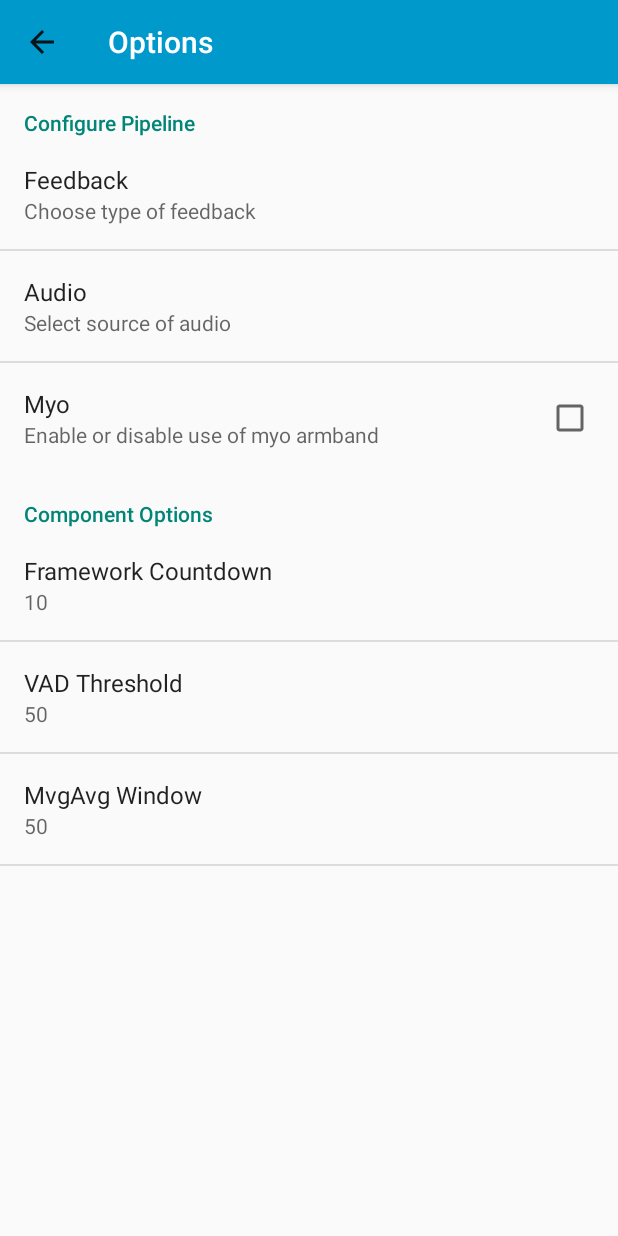
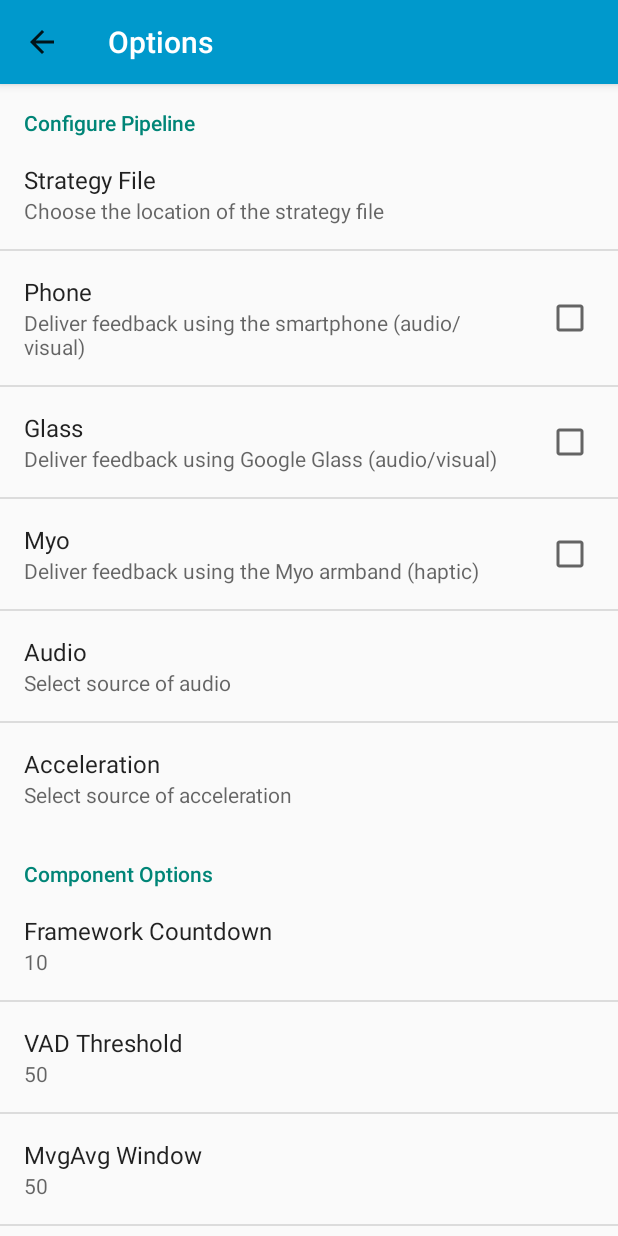
Before and after one commit to hcmlab/logue, an Android app: the SettingsActivity screen opened directly, with no data from a screen before it, on a phone screen of 412 x 824 dp. Run offline under Robolectric (Android 15) with nearby library versions, the phone set to English and light mode, and no system bars; 3 statements that could not run were skipped.

Commit message:
updated phoneApp, new options, bugfixes, refactoring

```diff
--- a/appPhone/src/main/assets/config.xml
+++ b/appPhone/src/main/assets/default.xml
@@ -1,5 +1,5 @@
 <!--
-  ~ config.xml
+  ~ default.xml
   ~ Copyright (c) 2015
   ~ Author: Ionut Damian
   ~ ******************************************************
--- a/appPhone/src/main/res/values/strings.xml
+++ b/appPhone/src/main/res/values/strings.xml
@@ -39,11 +39,22 @@
     <string name="pref_CountdownThresMsg">Duration until pipeline starts</string>
     <string name="pref_CountdownThresUnit">s</string>
     <string name="pref_CountdownThresTitle">Framework Countdown</string>
-    <string name="pref_UseMyoTitle">Myo</string>
-    <string name="pref_UseMyoSummary">Enable or disable use of myo armband</string>
+
+    <string name="pref_FbMyoTitle">Myo</string>
+    <string name="pref_FbMyoSummary">Deliver feedback using the Myo armband (haptic)</string>
+    <string name="pref_FbPhoneTitle">Phone</string>
+    <string name="pref_FbPhoneSummary">Deliver feedback using the smartphone (audio/visual)</string>
+    <string name="pref_FbGlassTitle">Glass</string>
+    <string name="pref_FbGlassSummary">Deliver feedback using Google Glass (audio/visual)</string>
+
+    <string name="pref_FbFileTitle">Strategy File</string>
+    <string name="pref_FbFileSummary">Choose the location of the strategy file</string>
+
     <string name="init">Init</string>
     <string name="pref_useAudioTitle">Audio</string>
     <string name="pref_useAudioSummary">Select source of audio</string>
+    <string name="pref_useAccTitle">Acceleration</string>
+    <string name="pref_useAccSummary">Select source of acceleration</string>
     <string name="pref_catPipeline">Configure Pipeline</string>
     <string name="pref_catOptions">Component Options</string>
     <string name="pref_feedbackTitle">Feedback</string>
@@ -51,8 +62,14 @@
 
     <string-array name="pref_useAudioKeys">
         <item>None</item>
-        <item>Local</item>
-        <item>Bluetooth</item>
+        <item>Phone</item>
+        <item>Glass</item>
+    </string-array>
+
+    <string-array name="pref_useAccKeys">
+        <item>None</item>
+        <item>Phone</item>
+        <item>Myo</item>
     </string-array>
 
     <string-array name="pref_feedbackTypes">
--- a/appPhone/src/main/res/xml/preferences.xml
+++ b/appPhone/src/main/res/xml/preferences.xml
@@ -27,12 +27,25 @@
         android:title="@string/pref_catPipeline"
         android:key="CAT_PIPELINE">
 
-        <ListPreference
-            android:key="FEEDBACK"
-            android:title="@string/pref_feedbackTitle"
-            android:summary="@string/pref_feedbackSummary"
-            android:entries="@array/pref_feedbackTypes"
-            android:entryValues="@array/pref_feedbackTypes"/>
+        <EditTextPreference
+            android:key="FILE"
+            android:title="@string/pref_FbFileTitle"
+            android:summary="@string/pref_FbFileSummary" />
+
+        <CheckBoxPreference
+            android:key="FB_PHONE"
+            android:title="@string/pref_FbPhoneTitle"
+            android:summary="@string/pref_FbPhoneSummary" />
+
+        <CheckBoxPreference
+            android:key="FB_GLASS"
+            android:title="@string/pref_FbGlassTitle"
+            android:summary="@string/pref_FbGlassSummary" />
+
+        <CheckBoxPreference
+            android:key="FB_MYO"
+            android:title="@string/pref_FbMyoTitle"
+            android:summary="@string/pref_FbMyoSummary" />
 
         <ListPreference
             android:key="AUDIO"
@@ -41,10 +54,13 @@
             android:entries="@array/pref_useAudioKeys"
             android:entryValues="@array/pref_useAudioKeys"/>
 
-        <CheckBoxPreference
-            android:key="MYO"
-            android:title="@string/pref_UseMyoTitle"
-            android:summary="@string/pref_UseMyoSummary" />
+        <ListPreference
+            android:key="ACC"
+            android:title="@string/pref_useAccTitle"
+            android:summary="@string/pref_useAccSummary"
+            android:entries="@array/pref_useAccKeys"
+            android:entryValues="@array/pref_useAccKeys"/>
+
     </PreferenceCategory>
 
     <PreferenceCategory
```
Also changed, not shown: appPhone/src/main/java/hcm/logue/phone/MainActivity.java (+50 -0 lines), appPhone/src/main/java/hcm/logue/phone/Pipeline.java (+90 -65 lines), feedback/src/main/java/hcm/logue/feedback/FeedbackManager.java (+8 -2 lines).
